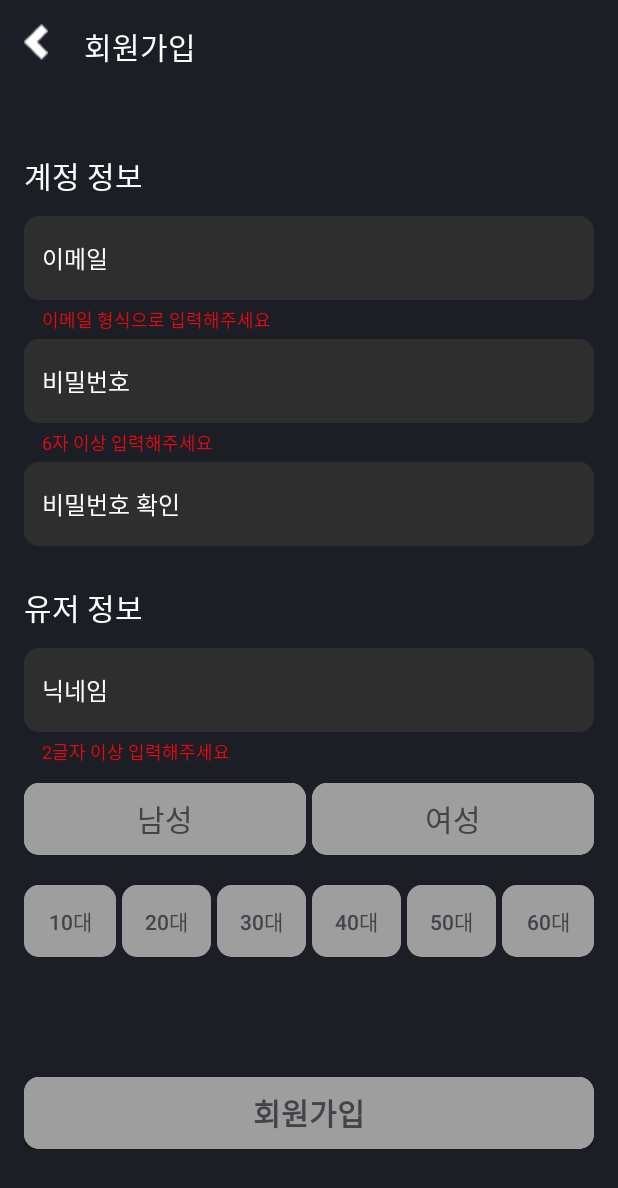
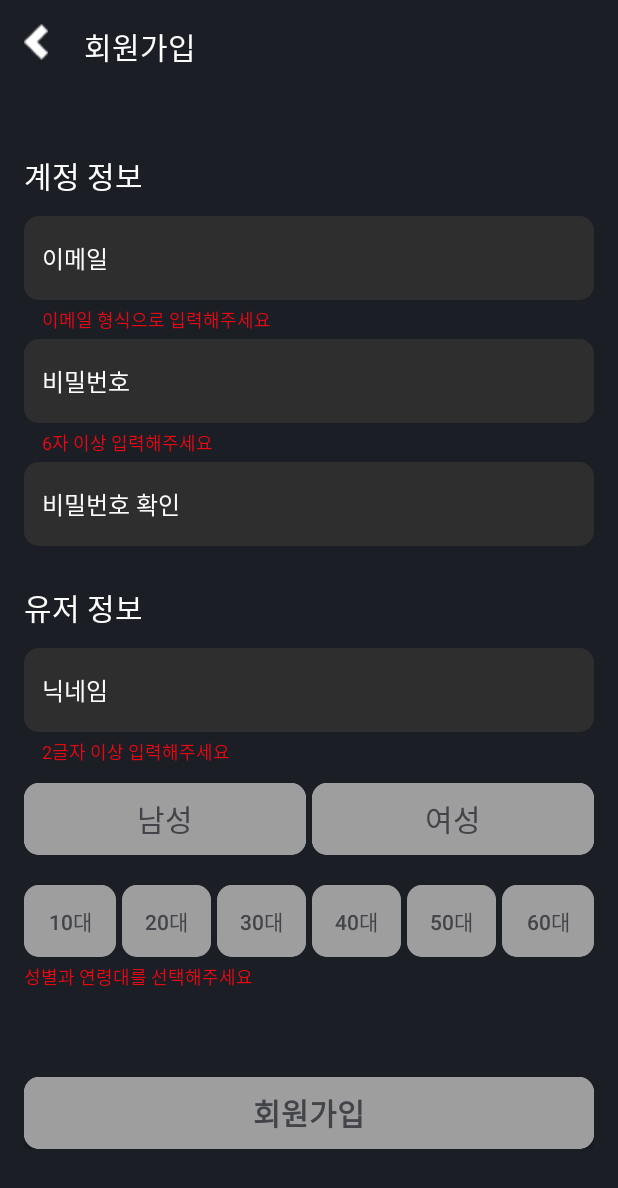
Before and after one commit to nbcFinal-Five/CurtainCall, an Android app: the fragment RegisterFragment placed in its activity, on a phone screen of 412 x 824 dp. Shown: the top 1188 px of the screen. Run offline under Robolectric (Android 15) with nearby library versions, the phone set to English and light mode, and no system bars; libraries missing offline, so code that uses them is left out: io.github.jan.supabase.

Commit message:
[feat] 성별과 연령대 유효성 검사 추가

```diff
--- a/app/src/main/java/com/nbc/curtaincall/ui/auth/RegisterFragment.kt
+++ b/app/src/main/java/com/nbc/curtaincall/ui/auth/RegisterFragment.kt
@@ -118,6 +118,9 @@ class RegisterFragment : Fragment() {
 				if (isValidPasswordConfirm(input.password, input.passwordConfirm)) View.INVISIBLE else View.VISIBLE
 			binding.tvNicknameWarning.visibility = if (isValidName(input.name)) View.INVISIBLE else View.VISIBLE
 
+			val isWarningGenderAge = input.gender == null || input.age == null
+			binding.tvGenderAgeWarning.visibility = if (!isWarningGenderAge) View.INVISIBLE else View.VISIBLE
+
 			// check total validation
 			if (isValidInput(input)) {
 				with(binding.btnRegister) {
--- a/app/src/main/res/layout/fragment_register.xml
+++ b/app/src/main/res/layout/fragment_register.xml
@@ -376,6 +376,19 @@
           </androidx.cardview.widget.CardView>
         </LinearLayout>
 
+        <TextView
+                android:id="@+id/tv_gender_age_warning"
+                android:layout_width="wrap_content"
+                android:layout_height="wrap_content"
+                android:textSize="12sp"
+                app:layout_constraintTop_toBottomOf="@id/ll_ages"
+                app:layout_constraintStart_toStartOf="parent"
+                android:text="성별과 연령대를 선택해주세요"
+                android:textColor="@color/primary_color"
+                android:layout_marginTop="4dp"
+                android:visibility="invisible"
+        />
+
         <androidx.cardview.widget.CardView
                 android:layout_width="match_parent"
                 android:layout_height="wrap_content"
```
